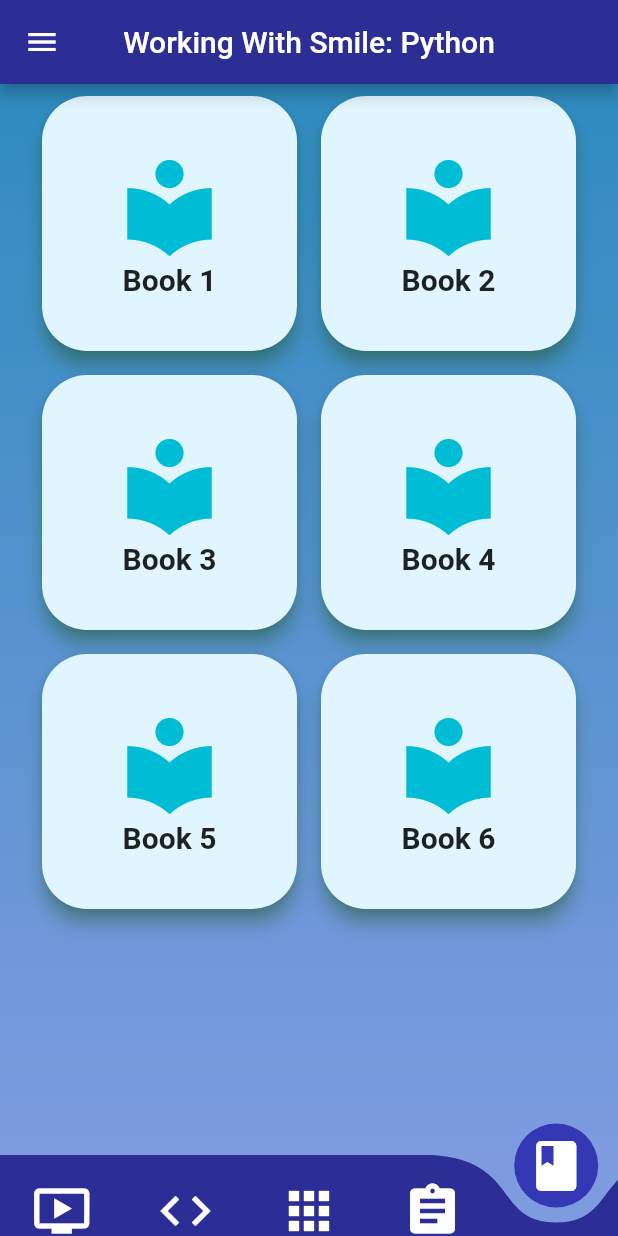
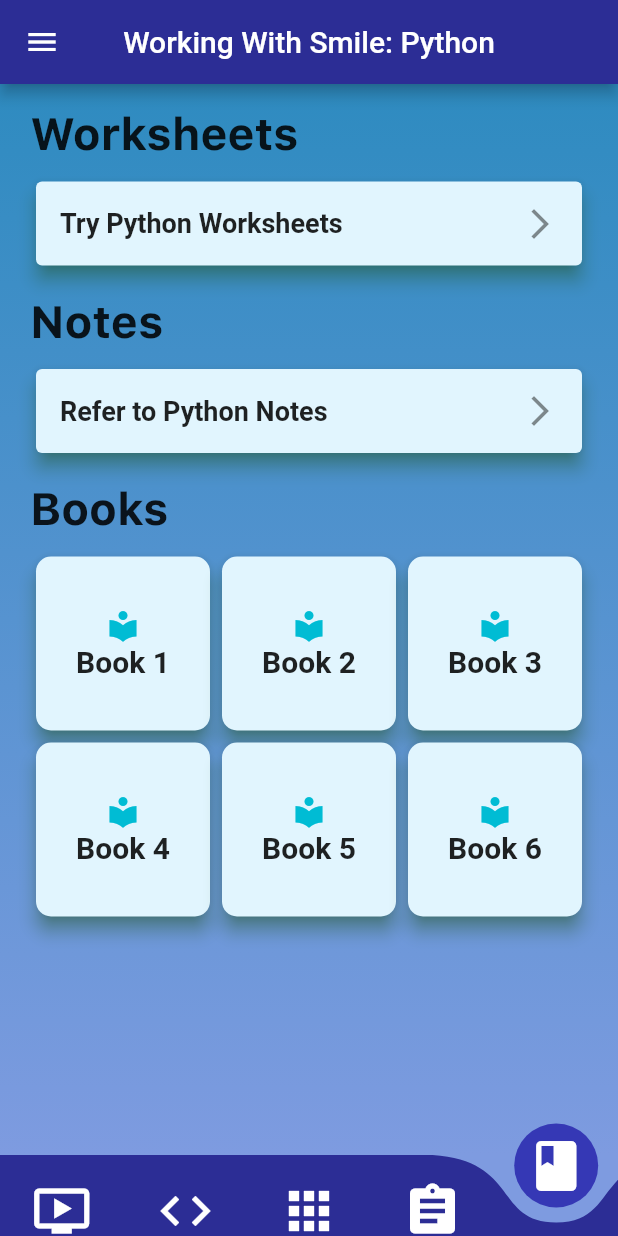
Before and after one commit to hemangdtu/python_app, a Flutter app: the screen it shows after launch, item 5 of the bottom bar chosen, on a phone screen of 412 x 824 dp. Run offline on Flutter 3.47's test engine with Material 2 defaults, Android fonts, the phone set to English and light mode, and no system bars; drawn by our look-alikes of curved_navigation_bar; our stand-ins replace auto_animated, flutter_markdown, youtube_player_flutter; Roboto replaces fonts that are missing (PlayfairDisplay).

Commit message:
UI enhancements and developing resources section

```diff
--- a/lib/meta/data.dart
+++ b/lib/meta/data.dart
@@ -193,12 +193,12 @@ var resourceTileInfo = {
   "Book 1": {
     "icon": Icons.local_library,
     "color": Colors.cyan,
-    "function": ResourceLinks.resource1,
+    "function": ResourceLinks.notes,
   },
   "Book 2": {
     "icon": Icons.local_library,
     "color": Colors.cyan,
-    "function": ResourceLinks.resource2,
+    "function": ResourceLinks.worksheets,
   },
   "Book 3": {
     "icon": Icons.local_library,
--- a/lib/meta/hyperlinks.dart
+++ b/lib/meta/hyperlinks.dart
@@ -12,6 +12,18 @@ class ContactUs {
 
   static visitYouTube() async {
     const url = 'https://www.youtube.com/channel/UCwne7qrrSGVbhq07hBelKig';
+    if (await canLaunch(url)) {
+      await launch(
+        url,
+        forceWebView: false,
+      );
+    } else {
+      throw 'Could not launch $url';
+    }
+  }
+
+  static visitWebsite() async {
+    const url = 'https://sites.google.com/view/workingwithsmile-karuna/home';
     if (await canLaunch(url)) {
       await launch(
         url,
@@ -211,8 +223,9 @@ class ExamplesLinks {
 }
 
 class ResourceLinks {
-  static resource1() async {
-    const url = 'https://www.youtube.com/watch?v=0t0AS1abKkw';
+  static worksheets() async {
+    const url =
+        'https://sites.google.com/view/workingwithsmile-karuna/python-worksheets';
     if (await canLaunch(url)) {
       await launch(
         url,
@@ -223,8 +236,8 @@ class ResourceLinks {
     }
   }
 
-  static resource2() async {
-    const url = 'https://www.youtube.com/watch?v=T2G9LnAM43Q';
+  static notes() async {
+    const url = 'https://sites.google.com/view/workingwithsmile-karuna/notes';
     if (await canLaunch(url)) {
       await launch(
         url,
--- a/lib/models/ExampleScreen/programList.dart
+++ b/lib/models/ExampleScreen/programList.dart
@@ -33,9 +33,10 @@ class ExampleListElement extends StatelessWidget {
         title,
         style: TextStyle(
           fontWeight: FontWeight.bold,
+          fontSize: 17,
         ),
       ),
-      trailing: Icon(Icons.book),
+      trailing: Icon(Icons.auto_stories),
       onTap: () {
         Navigator.push(context, MaterialPageRoute(builder: (context) {
           return ExampleContentPage(
--- a/lib/screens/landingPage.dart
+++ b/lib/screens/landingPage.dart
@@ -4,7 +4,6 @@ import 'package:curved_navigation_bar/curved_navigation_bar.dart';
 import 'package:python_app/meta/constants.dart';
 import 'package:python_app/models/QuestionsScreen/questionsPage.dart';
 
-import 'package:python_app/models/qna_page.dart';
 import 'package:python_app/screens/aboutUs.dart';
 //import 'package:python_app/screens/search.dart';
 import 'package:python_app/screens/youtube_list.dart';
@@ -79,6 +78,11 @@ class _LandingPageState extends State<LandingPage> {
               onTap: ContactUs.workingWithSmileMail,
             ),
             ListTile(
+              leading: Icon(Icons.public_sharp),
+              title: Text("Visit our Website"),
+              onTap: ContactUs.visitWebsite,
+            ),
+            ListTile(
               leading: Icon(Icons.supervised_user_circle_sharp),
               title: Text("About Us"),
               onTap: () {
--- a/lib/screens/resources.dart
+++ b/lib/screens/resources.dart
@@ -1,7 +1,7 @@
 import 'package:flutter/material.dart';
 import 'package:python_app/meta/constants.dart';
 import 'package:python_app/meta/data.dart';
-import 'package:url_launcher/url_launcher.dart';
+import 'package:python_app/meta/hyperlinks.dart';
 
 class ResourceList extends StatelessWidget {
   @override
@@ -17,10 +17,109 @@ class ResourceList extends StatelessWidget {
     }
     return Container(
       decoration: gradientSet,
-      padding: EdgeInsets.symmetric(horizontal: 20.0),
-      child: GridView.count(
-        crossAxisCount: 2,
-        children: resourceTile,
+      child: Column(
+        crossAxisAlignment: CrossAxisAlignment.start,
+        children: [
+          Padding(
+            padding: EdgeInsets.only(
+              left: 20.0,
+              top: 15,
+              bottom: 10,
+              right: 20.0,
+            ),
+            child: Text(
+              "Worksheets",
+              style: TextStyle(
+                fontSize: 30,
+                fontFamily: "SF-Pro-Text-Bold",
+              ),
+            ),
+          ),
+          Padding(
+            padding: EdgeInsets.only(
+              left: 20.0,
+              right: 20.0,
+            ),
+            child: Card(
+              elevation: 5,
+              color: Colors.lightBlue[50],
+              shadowColor: Colors.green[700],
+              child: ListTile(
+                title: Text(
+                  "Try Python Worksheets",
+                  style: TextStyle(
+                    fontWeight: FontWeight.bold,
+                    fontSize: 18,
+                  ),
+                ),
+                onTap: ResourceLinks.worksheets,
+                trailing: Icon(Icons.arrow_forward_ios_outlined),
+              ),
+            ),
+          ),
+          Padding(
+            padding: EdgeInsets.only(
+              left: 20.0,
+              top: 15,
+              bottom: 10,
+              right: 20.0,
+            ),
+            child: Text(
+              "Notes",
+              style: TextStyle(
+                fontSize: 30,
+                fontFamily: "SF-Pro-Text-Bold",
+              ),
+            ),
+          ),
+          Padding(
+            padding: EdgeInsets.only(
+              left: 20.0,
+              right: 20.0,
+            ),
+            child: Card(
+              elevation: 5,
+              color: Colors.lightBlue[50],
+              shadowColor: Colors.green[700],
+              child: ListTile(
+                title: Text(
+                  "Refer to Python Notes",
+                  style: TextStyle(
+                    fontWeight: FontWeight.bold,
+                    fontSize: 18,
+                  ),
+                ),
+                onTap: ResourceLinks.notes,
+                trailing: Icon(Icons.arrow_forward_ios_outlined),
+              ),
+            ),
+          ),
+          Padding(
+            padding: EdgeInsets.only(
+              left: 20.0,
+              top: 15,
+              bottom: 10,
+              right: 20.0,
+            ),
+            child: Text(
+              "Books",
+              style: TextStyle(
+                fontSize: 30,
+                fontFamily: "SF-Pro-Text-Bold",
+              ),
+            ),
+          ),
+          Expanded(
+            child: GridView.count(
+              padding: EdgeInsets.only(
+                left: 20.0,
+                right: 20.0,
+              ),
+              crossAxisCount: 3,
+              children: resourceTile,
+            ),
+          ),
+        ],
       ),
     );
   }
@@ -38,10 +137,10 @@ class ResourceTile extends StatelessWidget {
   Widget build(BuildContext context) {
     return Card(
       shape: RoundedRectangleBorder(
-        borderRadius: BorderRadius.circular(30),
+        borderRadius: BorderRadius.circular(10),
       ),
       elevation: 5,
-      margin: EdgeInsets.all(8.0),
+      //margin: EdgeInsets.all(8.0),
       color: Colors.lightBlue[50],
       shadowColor: Colors.green[700],
       child: InkWell(
@@ -53,12 +152,12 @@ class ResourceTile extends StatelessWidget {
             children: <Widget>[
               Icon(
                 icon,
-                size: 75.0,
+                // size: 75.0,
                 color: warna,
               ),
               Text(
                 title,
-                style: new TextStyle(
+                style: TextStyle(
                   fontSize: 20.0,
                   fontWeight: FontWeight.bold,
                 ),
@@ -70,75 +169,3 @@ class ResourceTile extends StatelessWidget {
     );
   }
 }
-
-_launchURLB1() async {
-  const url = 'https://www.youtube.com/watch?v=bqyJRQR_Ml4';
-  if (await canLaunch(url)) {
-    await launch(
-      url,
-      forceWebView: false,
-    );
-  } else {
-    throw 'Could not launch $url';
-  }
-}
-
-_launchURLB2() async {
-  const url = 'https://www.youtube.com/watch?v=bqyJRQR_Ml4';
-  if (await canLaunch(url)) {
-    await launch(
-      url,
-      forceWebView: false,
-    );
-  } else {
-    throw 'Could not launch $url';
-  }
-}
-
-_launchURLB3() async {
-  const url = 'https://www.youtube.com/watch?v=bqyJRQR_Ml4';
-  if (await canLaunch(url)) {
-    await launch(
-      url,
-      forceWebView: false,
-    );
-  } else {
-    throw 'Could not launch $url';
-  }
-}
-
-_launchURLB4() async {
-  const url = 'https://www.youtube.com/watch?v=bqyJRQR_Ml4';
-  if (await canLaunch(url)) {
-    await launch(
-      url,
-      forceWebView: false,
-    );
-  } else {
-    throw 'Could not launch $url';
-  }
-}
-
-_launchURLB5() async {
-  const url = 'https://www.youtube.com/watch?v=bqyJRQR_Ml4';
-  if (await canLaunch(url)) {
-    await launch(
-      url,
-      forceWebView: false,
-    );
-  } else {
-    throw 'Could not launch $url';
-  }
-}
-
-_launchURLB6() async {
-  const url = 'https://www.youtube.com/watch?v=bqyJRQR_Ml4';
-  if (await canLaunch(url)) {
-    await launch(
-      url,
-      forceWebView: false,
-    );
-  } else {
-    throw 'Could not launch $url';
-  }
-}
```
Also changed, not shown: lib/models/QuestionsScreen/questionsPage.dart (+28 -5 lines), lib/screens/examples_list.dart (+6 -4 lines), lib/screens/homeScreen.dart (+8 -6 lines).
